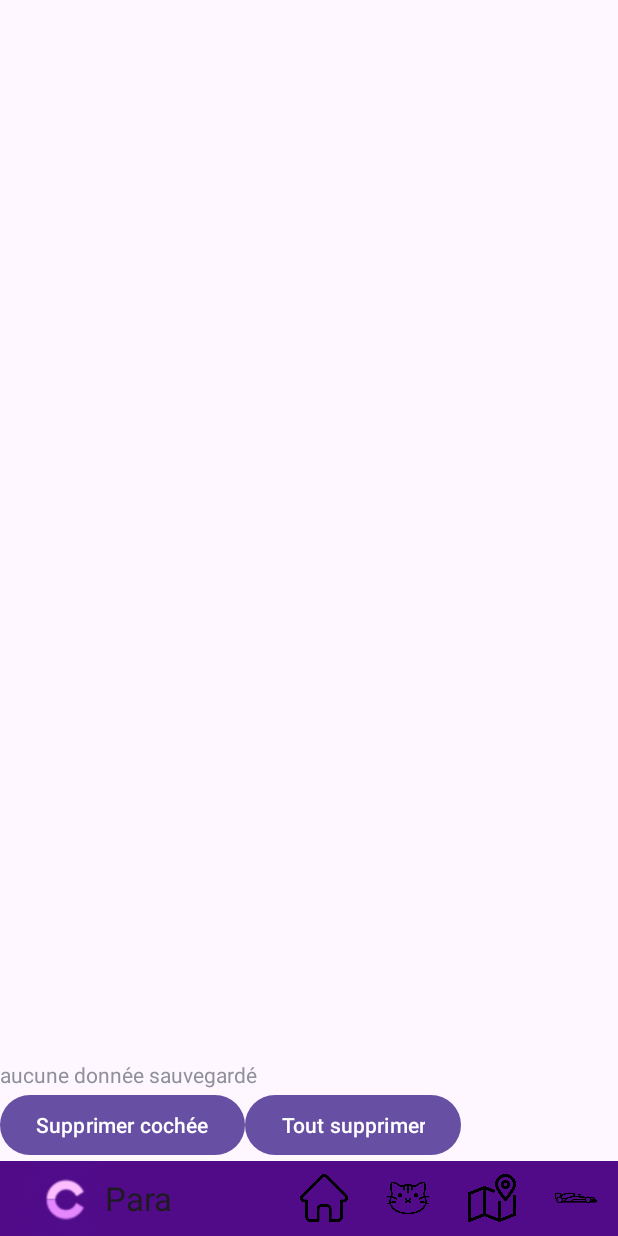
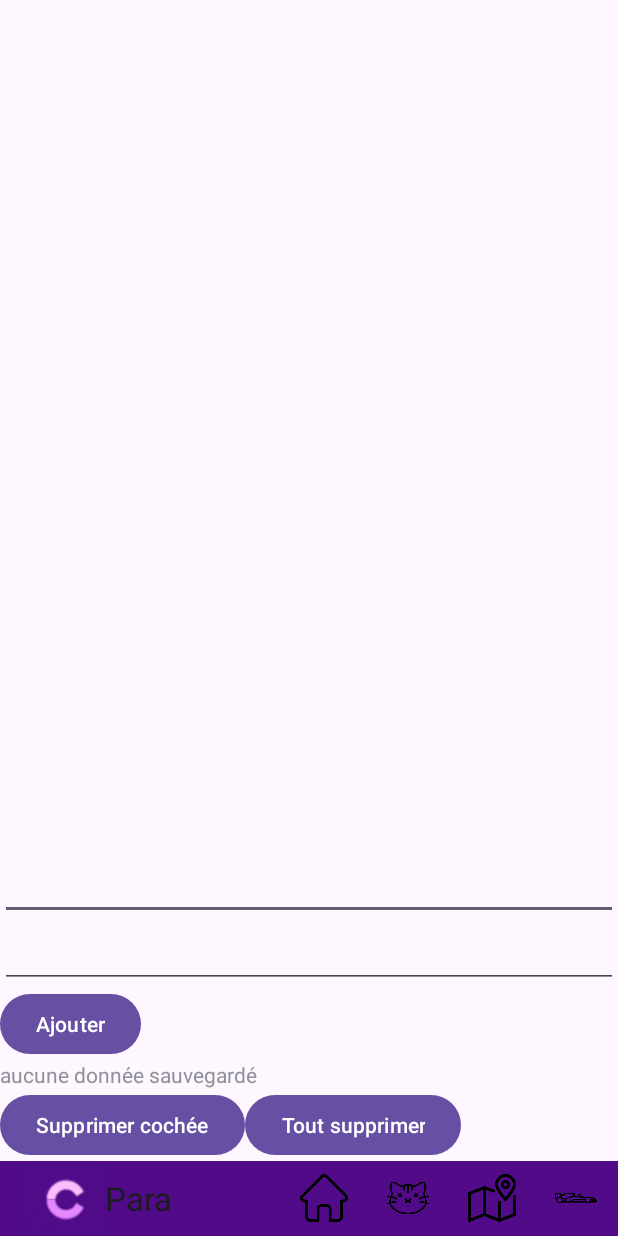
Before and after one commit to beieb/CBACProject, an Android app: the ParametreActivity screen opened directly, with no data from a screen before it, on a phone screen of 412 x 824 dp. Run offline under Robolectric (Android 15) with nearby library versions, the phone set to English and light mode, and no system bars.

Commit message:
mise en forme

```diff
--- a/app/src/main/AndroidManifest.xml
+++ b/app/src/main/AndroidManifest.xml
@@ -17,7 +17,7 @@
         android:theme="@style/Theme.CBACProject"
         tools:targetApi="31">
         <activity
-            android:name=".Parametre"
+            android:name=".ParametreActivity"
             android:exported="false" />
         <activity
             android:name=".raceActivity"
--- a/app/src/main/java/com/example/cbacproject/MainActivity.java
+++ b/app/src/main/java/com/example/cbacproject/MainActivity.java
@@ -174,7 +174,7 @@ public class MainActivity extends AppCompatActivity {
         return result.toString();
     }
     public void param(View view){
-        Intent intent = new Intent(MainActivity.this, Parametre.class);
+        Intent intent = new Intent(MainActivity.this, ParametreActivity.class);
         startActivity(intent);
     }
 }
--- a/app/src/main/java/com/example/cbacproject/Parametre.java
+++ b/app/src/main/java/com/example/cbacproject/ParametreActivity.java
@@ -3,7 +3,6 @@ package com.example.cbacproject;
 import androidx.appcompat.app.AppCompatActivity;
 import androidx.appcompat.widget.Toolbar;
 
-import android.annotation.SuppressLint;
 import android.content.Context;
 import android.content.Intent;
 import android.content.SharedPreferences;
@@ -13,20 +12,14 @@ import android.view.Menu;
 import android.view.MenuInflater;
 import android.view.MenuItem;
 import android.view.View;
-import android.widget.Button;
 import android.widget.CheckBox;
 import android.widget.EditText;
 import android.widget.LinearLayout;
 import android.widget.TextView;
 
-import java.util.ArrayList;
-import java.util.Arrays;
-import java.util.List;
 import java.util.Map;
-import java.util.Objects;
-import java.util.TreeMap;
 
-public class Parametre extends AppCompatActivity {
+public class ParametreActivity extends AppCompatActivity {
     private static String mypref = "mypref";
     private SharedPreferences sharePref;
     private static String tag="ParamLog";
@@ -88,6 +81,7 @@ public class Parametre extends AppCompatActivity {
         t = new TextView(getApplicationContext());
         t.setText(Label+": "+  content);
         t.setId(index);
+        t.setTextSize(20);
         CheckBox cb = new CheckBox(getApplicationContext());
         cb.setId(index+100);
         layout.addView(t);
@@ -97,13 +91,7 @@ public class Parametre extends AppCompatActivity {
 
 
 
-    public void Save(String Name, String name){
-        SharedPreferences sharedPreferences = getSharedPreferences(mypref,
-                Context.MODE_PRIVATE);
-        SharedPreferences.Editor editor = sharedPreferences.edit();
-        editor.putString(Name, name);
-        editor.apply();
-    }
+
 
     public Map<String, ?> Get(){
         sharePref=getSharedPreferences(mypref, Context.MODE_PRIVATE);
@@ -115,17 +103,17 @@ public class Parametre extends AppCompatActivity {
          * mise en place des réponse en cas de click sur les boutons de la toolbar
          */
         if (item.getItemId() == R.id.home) {
-            Intent intent = new Intent(Parametre.this, MainActivity.class);
+            Intent intent = new Intent(ParametreActivity.this, MainActivity.class);
             startActivity(intent);
             finish();
             return true;
         } else if (item.getItemId() == R.id.cat) {
-            Intent intent = new Intent(Parametre.this, DailyCatFact.class);
+            Intent intent = new Intent(ParametreActivity.this, DailyCatFact.class);
             startActivity(intent);
             finish();
             return true;
         } else if (item.getItemId() == R.id.map) {
-            Intent intent = new Intent(Parametre.this, RedirectMapActivity.class);
+            Intent intent = new Intent(ParametreActivity.this, RedirectMapActivity.class);
             startActivity(intent);
             finish();
             return true;
@@ -148,7 +136,7 @@ public class Parametre extends AppCompatActivity {
 
     public void DeleteAll(View view){
         sharePref.edit().clear().apply();
-        Intent intent = new Intent(Parametre.this, Parametre.class);
+        Intent intent = new Intent(ParametreActivity.this, ParametreActivity.class);
         startActivity(intent);
         finish();
     }
@@ -168,9 +156,25 @@ public class Parametre extends AppCompatActivity {
 
             }
         }
-        Intent intent = new Intent(Parametre.this, Parametre.class);
+        Intent intent = new Intent(ParametreActivity.this, ParametreActivity.class);
         startActivity(intent);
         finish();
     }
 
+    public void addPref(View view){
+        EditText title = findViewById(R.id.addTitle);
+        EditText context = findViewById(R.id.addContext);
+        Save(title.getText().toString(), context.getText().toString());
+        Intent intent = new Intent(ParametreActivity.this, ParametreActivity.class);
+        startActivity(intent);
+        finish();
+    }
+    public void Save(String Name, String name){
+        SharedPreferences sharedPreferences = getSharedPreferences(mypref,
+                Context.MODE_PRIVATE);
+        SharedPreferences.Editor editor = sharedPreferences.edit();
+        editor.putString(Name, name);
+        editor.apply();
+    }
+
 }
--- a/app/src/main/res/layout/activity_parametre.xml
+++ b/app/src/main/res/layout/activity_parametre.xml
@@ -5,6 +5,26 @@
     android:layout_width="match_parent"
     xmlns:android="http://schemas.android.com/apk/res/android"
     tools:ignore="MissingDefaultResource">
+
+    <EditText
+        android:layout_width="match_parent"
+        android:layout_height="wrap_content"
+        android:id="@+id/addTitle"
+        android:layout_above="@+id/addContext"/>
+    <EditText
+        android:layout_width="match_parent"
+        android:layout_height="wrap_content"
+        android:id="@+id/addContext"
+        android:layout_above="@+id/addButton"/>
+    <Button
+        android:layout_width="wrap_content"
+        android:layout_height="wrap_content"
+        android:id="@+id/addButton"
+        android:onClick="addPref"
+        android:layout_above="@id/scrollSave"
+        android:text="@string/addButton"
+        />
+
 
     <ScrollView
         android:id="@+id/scrollSave"
@@ -14,7 +34,7 @@
         <LinearLayout
             android:layout_width="match_parent"
             android:layout_height="match_parent"
-            tools:context=".Parametre"
+            tools:context=".ParametreActivity"
             android:orientation="vertical"
             android:id="@+id/SaveLayout">
         </LinearLayout>
--- a/app/src/main/res/values/strings.xml
+++ b/app/src/main/res/values/strings.xml
@@ -47,5 +47,7 @@
     <string name="textResult">VAINQUEURE DE LA DERNIERE COURSE</string>
     <string name="DeleteAll">Tout supprimer</string>
     <string name="DeleteSelect">Supprimer cochée</string>
+    <string name="addButton">Ajouter</string>
+    <string name="para">Parametre</string>
 
 </resources>
```
Also changed, not shown: app/src/main/res/layout/home_page.xml (+8 -4 lines), app/src/main/res/drawable/para.png (added).
